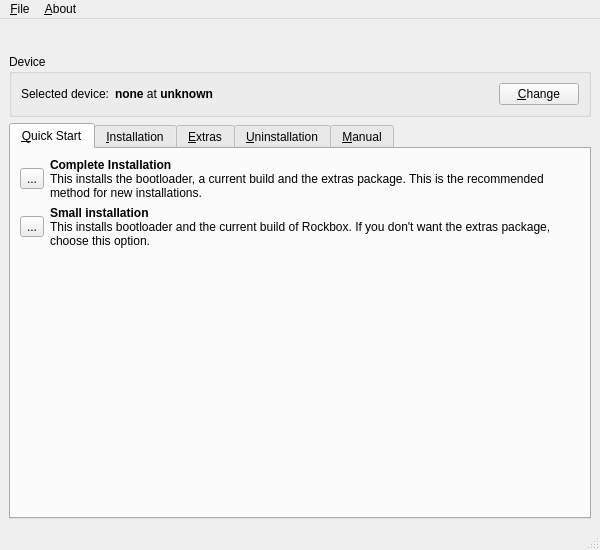
This is rbutil/rbutilqt/rbutilqtfrm.ui in Rockbox-Chinese-Community/Rockbox-RCC as Qt 5 draws it before an edit. The edited form follows.
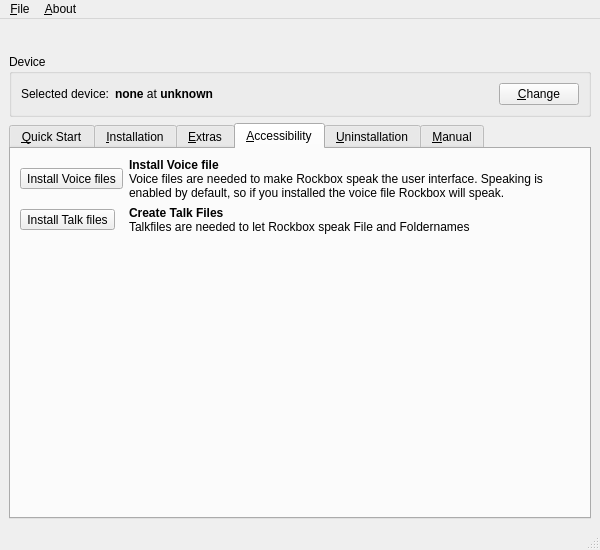
This is the edited form. The open tabs and pages were chosen to show the change. Icons and pictures are not drawn.

Commit message: move talk file button to new "Accessibility" tab and add button for voice files. Add voice url to config file and some tooltips to the tab view.

Patch:
```diff
--- a/rbutil/rbutilqt/rbutilqtfrm.ui
+++ b/rbutil/rbutilqt/rbutilqtfrm.ui
@@ -462,7 +462,47 @@
           </property>
          </spacer>
         </item>
-        <item row="3" column="0" >
+       </layout>
+      </widget>
+      <widget class="QWidget" name="accessibility" >
+       <attribute name="title" >
+        <string>&amp;Accessibility</string>
+       </attribute>
+       <attribute name="toolTip" >
+        <string>Install accessibility add-ons</string>
+       </attribute>
+       <layout class="QGridLayout" >
+        <item row="0" column="0" >
+         <widget class="QToolButton" name="buttonVoice" >
+          <property name="text" >
+           <string>Install Voice files</string>
+          </property>
+          <property name="icon" >
+           <iconset resource="rbutilqt.qrc" >:/icons/icons/talkfile_btn.png</iconset>
+          </property>
+          <property name="iconSize" >
+           <size>
+            <width>56</width>
+            <height>46</height>
+           </size>
+          </property>
+         </widget>
+        </item>
+        <item row="0" column="1" >
+         <widget class="QLabel" name="labelVoice" >
+          <property name="text" >
+           <string>&lt;html>&lt;head>&lt;meta name="qrichtext" content="1" />&lt;style type="text/css">
+p, li { white-space: pre-wrap; }
+&lt;/style>&lt;/head>&lt;body style=" font-family:'Sans Serif'; font-size:9pt; font-weight:400; font-style:normal;">
+&lt;p style=" margin-top:0px; margin-bottom:0px; margin-left:0px; margin-right:0px; -qt-block-indent:0; text-indent:0px;">&lt;span style=" font-weight:600;">Install Voice file&lt;/span>&lt;/p>
+&lt;p style=" margin-top:0px; margin-bottom:0px; margin-left:0px; margin-right:0px; -qt-block-indent:0; text-indent:0px;">Voice files are needed to make Rockbox speak the user interface. Speaking is enabled by default, so if you installed the voice file Rockbox will speak.&lt;/p>&lt;/body>&lt;/html></string>
+          </property>
+          <property name="wordWrap" >
+           <bool>true</bool>
+          </property>
+         </widget>
+        </item>
+        <item row="1" column="0" >
          <widget class="QToolButton" name="buttonTalk" >
           <property name="text" >
            <string>Install Talk files</string>
@@ -478,8 +518,8 @@
           </property>
          </widget>
         </item>
-        <item row="3" column="1" >
-         <widget class="QLabel" name="label" >
+        <item row="1" column="1" >
+         <widget class="QLabel" name="labelTalk" >
           <property name="text" >
            <string>&lt;html>&lt;head>&lt;meta name="qrichtext" content="1" />&lt;style type="text/css">
 p, li { white-space: pre-wrap; }
@@ -489,6 +529,32 @@
           </property>
          </widget>
         </item>
+        <item row="2" column="0" >
+         <spacer>
+          <property name="orientation" >
+           <enum>Qt::Vertical</enum>
+          </property>
+          <property name="sizeHint" >
+           <size>
+            <width>20</width>
+            <height>51</height>
+           </size>
+          </property>
+         </spacer>
+        </item>
+        <item row="2" column="1" >
+         <spacer>
+          <property name="orientation" >
+           <enum>Qt::Vertical</enum>
+          </property>
+          <property name="sizeHint" >
+           <size>
+            <width>20</width>
+            <height>51</height>
+           </size>
+          </property>
+         </spacer>
+        </item>
        </layout>
       </widget>
       <widget class="QWidget" name="uninstall" >
```
Left out of the diff: 19 changed lines with no effect on the pictures. The commit also changes 1 other file.
